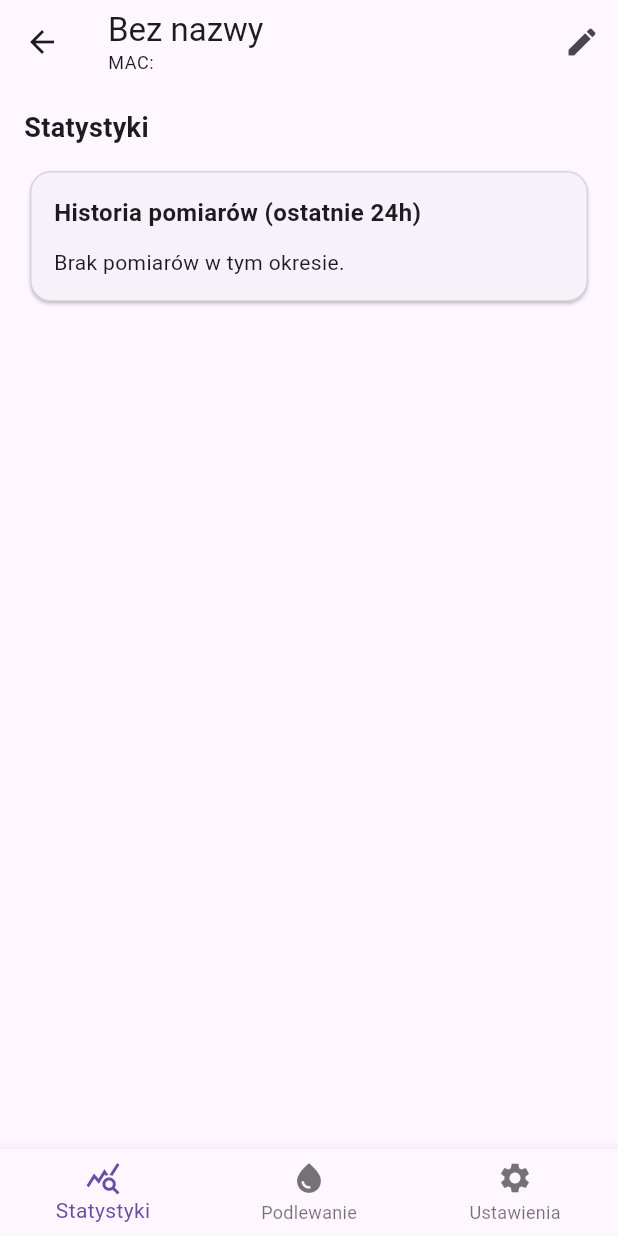
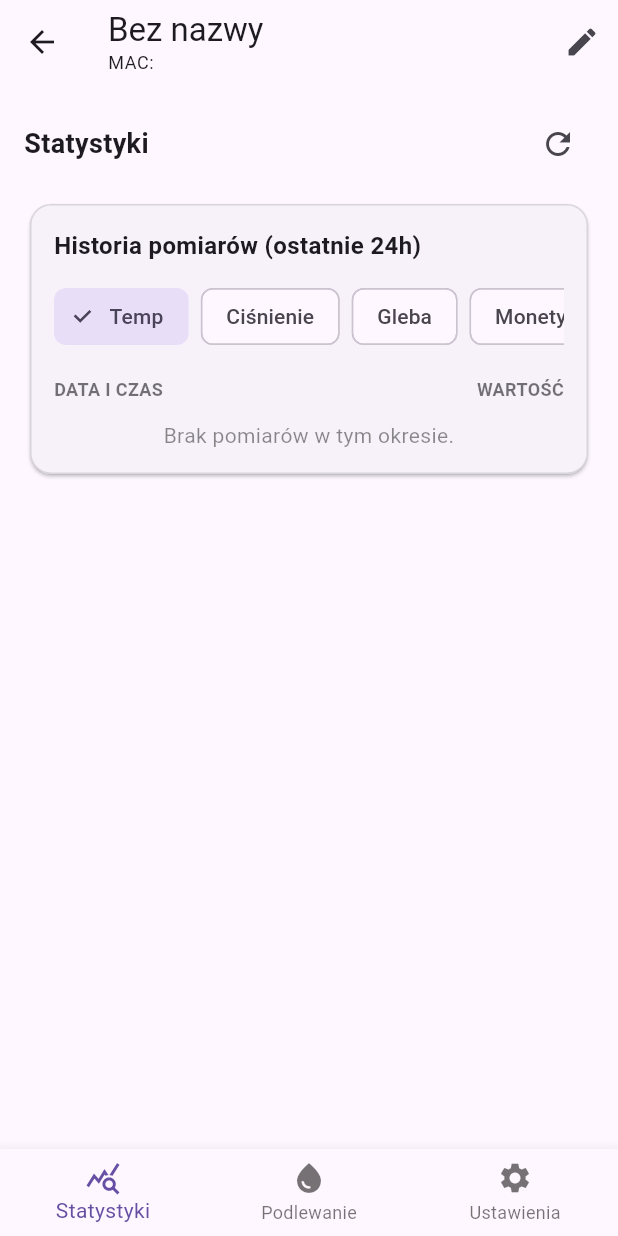
Before and after one commit to ppaczek04/Charity_planter, a Flutter app: the DeviceDashboardScreen screen opened directly with empty values, on a phone screen of 412 x 824 dp. Run offline on Flutter 3.47's test engine with Material 3 defaults, Android fonts, the light colour scheme and no system bars; our stand-ins replace shared_preferences; accounts and stored records are empty.

Commit message:
plant dashboard fixed

```diff
--- a/app/lib/device_dashboard_screen.dart
+++ b/app/lib/device_dashboard_screen.dart
@@ -14,6 +14,9 @@ class _DeviceDashboardScreenState extends State<DeviceDashboardScreen> {
   late String _deviceMac;
 
   int _selectedIndex = 0;
+
+  // Stats tab state
+  int _selectedStatsTab = 0; // 0=Temp, 1=Ciśnienie, 2=Gleba, 3=Monety
 
   // Placeholder settings state
   bool _vacationMode = false; // saved/applied
@@ -39,6 +42,9 @@ class _DeviceDashboardScreenState extends State<DeviceDashboardScreen> {
 
     // Initialize draft values from saved state.
     _vacationModeDraft = _vacationMode;
+    _measurementIntervalSecondsController.text = '5';
+    _dryThresholdController.text = '30';
+    _stopThresholdController.text = '70';
   }
 
   @override
@@ -108,12 +114,27 @@ class _DeviceDashboardScreenState extends State<DeviceDashboardScreen> {
   }
 
   Widget _statsTab() {
+    final statsLabels = ['Temp', 'Ciśnienie', 'Gleba', 'Monety'];
+
     return Column(
       crossAxisAlignment: CrossAxisAlignment.stretch,
+      children: [
+        Row(
+          mainAxisAlignment: MainAxisAlignment.spaceBetween,
           children: [
             const Text(
               'Statystyki',
               style: TextStyle(fontSize: 18, fontWeight: FontWeight.w700),
+            ),
+            IconButton(
+              icon: const Icon(Icons.refresh),
+              onPressed: () {
+                ScaffoldMessenger.of(context).showSnackBar(
+                  const SnackBar(content: Text('Odświeżanie danych...')),
+                );
+              },
+            ),
+          ],
         ),
         const SizedBox(height: 12),
         Card(
@@ -126,13 +147,69 @@ class _DeviceDashboardScreenState extends State<DeviceDashboardScreen> {
             padding: const EdgeInsets.all(16.0),
             child: Column(
               crossAxisAlignment: CrossAxisAlignment.stretch,
-              children: const [
-                Text(
+              children: [
+                const Text(
                   'Historia pomiarów (ostatnie 24h)',
                   style: TextStyle(fontSize: 16, fontWeight: FontWeight.w600),
                 ),
-                SizedBox(height: 12),
-                Text('Brak pomiarów w tym okresie.'),
+                const SizedBox(height: 12),
+                // Zakładki
+                SingleChildScrollView(
+                  scrollDirection: Axis.horizontal,
+                  child: Row(
+                    children: List.generate(
+                      statsLabels.length,
+                      (i) => Padding(
+                        padding: const EdgeInsets.only(right: 8),
+                        child: FilterChip(
+                          label: Text(statsLabels[i]),
+                          selected: _selectedStatsTab == i,
+                          onSelected: (selected) {
+                            if (selected) {
+                              setState(() => _selectedStatsTab = i);
+                            }
+                          },
+                        ),
+                      ),
+                    ),
+                  ),
+                ),
+                const SizedBox(height: 16),
+                // Header
+                const Row(
+                  children: [
+                    Expanded(
+                      child: Text(
+                        'DATA I CZAS',
+                        style: TextStyle(
+                          fontSize: 12,
+                          fontWeight: FontWeight.w600,
+                          color: Colors.black54,
+                        ),
+                      ),
+                    ),
+                    Expanded(
+                      child: Align(
+                        alignment: Alignment.centerRight,
+                        child: Text(
+                          'WARTOŚĆ',
+                          style: TextStyle(
+                            fontSize: 12,
+                            fontWeight: FontWeight.w600,
+                            color: Colors.black54,
+                          ),
+                        ),
+                      ),
+                    ),
+                  ],
+                ),
+                const SizedBox(height: 12),
+                // Content
+                Text(
+                  'Brak pomiarów w tym okresie.',
+                  textAlign: TextAlign.center,
+                  style: TextStyle(color: Colors.black45),
+                ),
               ],
             ),
           ),
@@ -342,7 +419,11 @@ class _DeviceDashboardScreenState extends State<DeviceDashboardScreen> {
                         ),
                       ),
                     ),
-                    const SizedBox(width: 12),
+                  ],
+                ),
+                const SizedBox(height: 12),
+                Row(
+                  children: [
                     Expanded(
                       child: TextField(
                         controller: _stopThresholdController,
@@ -438,7 +519,8 @@ class _DeviceDashboardScreenState extends State<DeviceDashboardScreen> {
           ),
         ],
       ),
-      body: Padding(
+      body: SafeArea(
+        child: Padding(
           padding: const EdgeInsets.all(16.0),
           child: Column(
             crossAxisAlignment: CrossAxisAlignment.stretch,
@@ -452,6 +534,7 @@ class _DeviceDashboardScreenState extends State<DeviceDashboardScreen> {
             ],
           ),
         ),
+      ),
     );
   }
 }
```
Also changed, not shown: 1 other file. Lines whose indentation alone changed are shown as unchanged.
